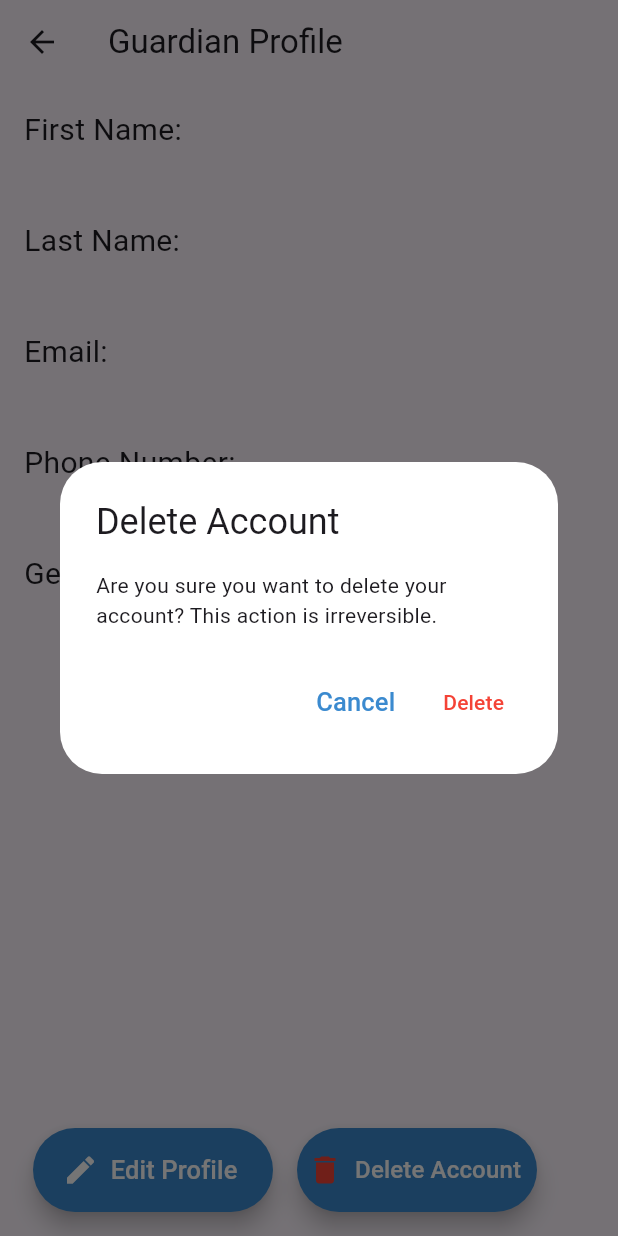
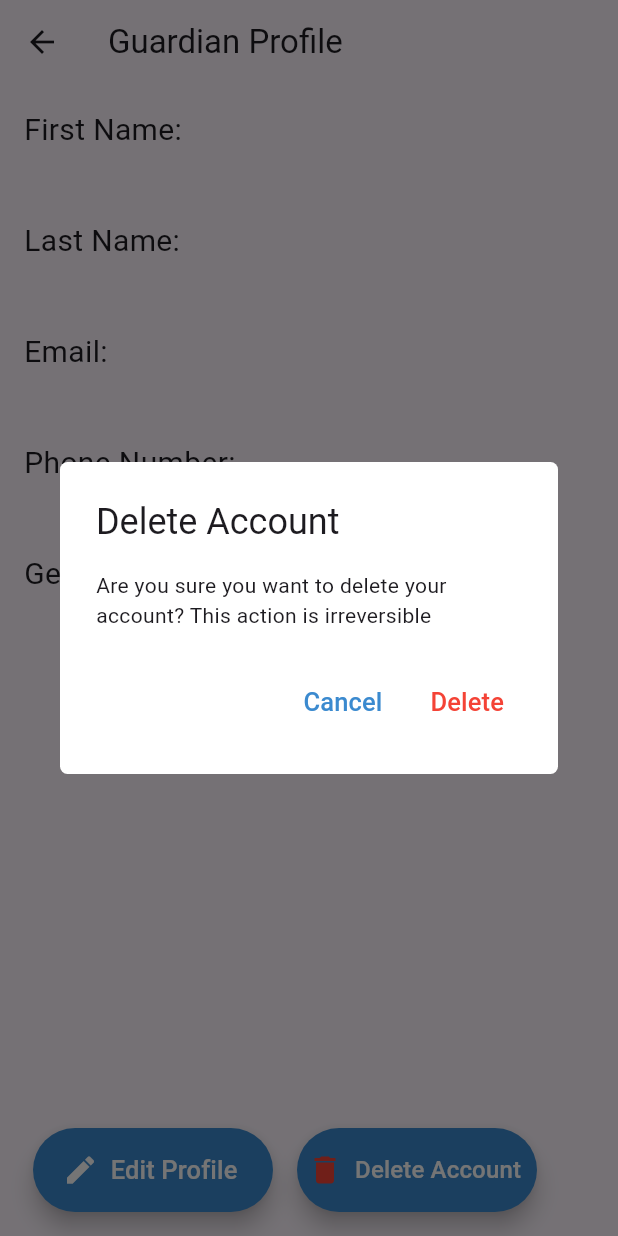
Before and after one commit to Joryalhassan/Baheej-Application, a Flutter app: the GProfileViewScreen screen opened directly, after a tap on "Delete Account", on a phone screen of 412 x 824 dp. Run offline on Flutter 3.47's test engine with Material 2 defaults, Android fonts, the phone set to English and light mode, and no system bars; our stand-ins replace cloud_firestore, firebase_auth, firebase_core; accounts and stored records are empty.

Commit message:
pop msg ui

```diff
--- a/baheej/lib/screens/GProfileScreen.dart
+++ b/baheej/lib/screens/GProfileScreen.dart
@@ -75,9 +75,12 @@ ButtonStyle customButtonStyle(BuildContext context) {
       context: context,
       builder: (BuildContext context) {
         return AlertDialog(
-          backgroundColor: Colors.white, // Set background color to white
+          backgroundColor: Colors.white,
+          shape: RoundedRectangleBorder(
+          borderRadius: BorderRadius.circular(5.0), // Adjust the radius as needed
+          ),
           title: Text('Delete Account'),
-          content: Text('Are you sure you want to delete your account? This action is irreversible.'),
+          content: Text('Are you sure you want to delete your account? This action is irreversible'),
           actions: <Widget>[
             TextButton(
               onPressed: () {
@@ -99,6 +102,7 @@ ButtonStyle customButtonStyle(BuildContext context) {
               child: Text(
                 'Delete',
                 style: TextStyle(
+                fontSize: 17,
                 color: Colors.red, // Red color for the Delete button
               ),
             ),
@@ -337,6 +341,9 @@ class _GProfileEditScreenState extends State<GProfileEditScreen> {
             builder: (BuildContext context) {
               return AlertDialog(
                 backgroundColor: Colors.white, // Set background color to white
+                shape: RoundedRectangleBorder(
+                borderRadius: BorderRadius.circular(5.0), // Adjust the radius as needed
+                ),
                 title: Text('Confirm Changes'),
                 content: Text('Are you sure you want to save changes?'),
                 actions: <Widget>[
@@ -452,6 +459,9 @@ class _GProfileEditScreenState extends State<GProfileEditScreen> {
           builder: (BuildContext context) {
             return AlertDialog(
               backgroundColor: Colors.white, // Set background color to white
+              shape: RoundedRectangleBorder(
+              borderRadius: BorderRadius.circular(5.0), // Adjust the radius as needed
+               ),
               title: Text('Discard Changes'),
               content: Text('Are you sure you want to discard changes?'),
               actions: <Widget>[
@@ -491,7 +501,7 @@ class _GProfileEditScreenState extends State<GProfileEditScreen> {
         // No edits were made, so simply return to the profile view
         Navigator.of(context).pop();
       }
-}
+ }
 
 
 
```
